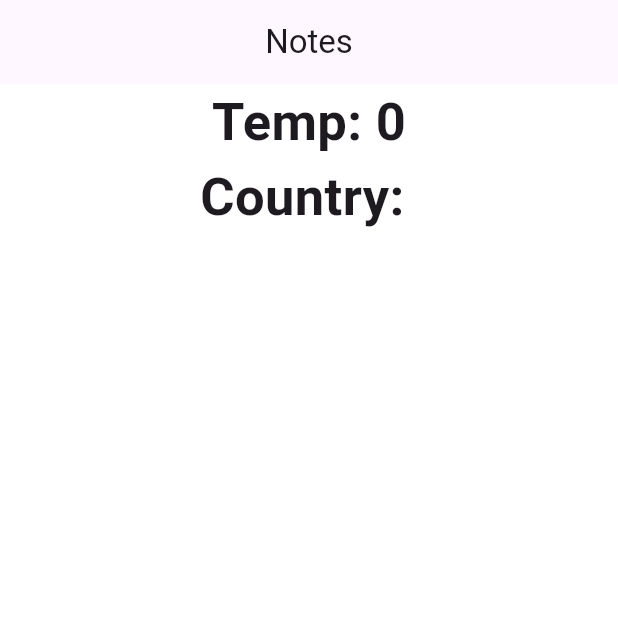
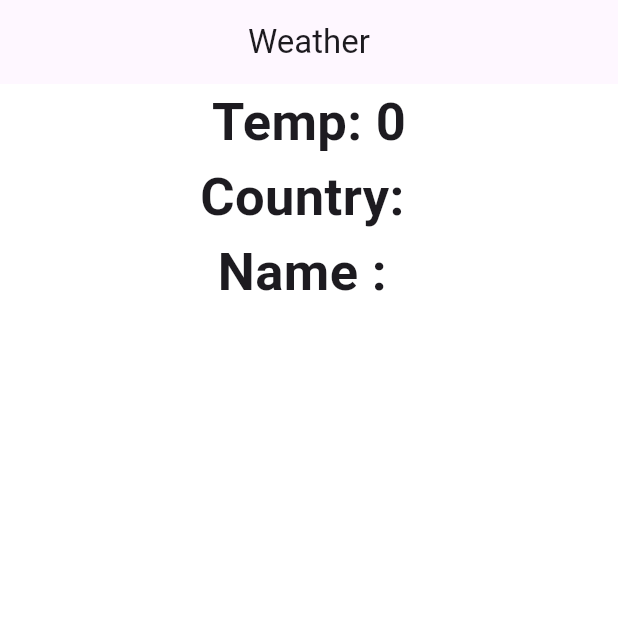
Before and after one commit to AzizbekNormurodov/Rest_Api_Weather, a Flutter app: the screen it shows after launch, on a phone screen of 412 x 824 dp, the top half of it. Run offline on Flutter 3.47's test engine with Material 2 defaults, Android fonts, the phone set to English and light mode, and no system bars; our stand-ins replace equatable, flutter_bloc; network calls fail.

Commit message:
second commit

```diff
--- a/lib/bloc/mote_state.dart
+++ b/lib/bloc/mote_state.dart
@@ -3,12 +3,13 @@ part of 'note_bloc.dart';
 class NoteState extends Equatable {
   final num temp;
   final String country;
+  final String name;
 
-   const NoteState({required this.temp, required this.country});
-  NoteState copyWith({num? temp, String? country}) {
-    return NoteState(temp: temp ?? this.temp, country: country ?? this.country);
+   const NoteState({required this.temp, required this.country, required this.name});
+  NoteState copyWith({num? temp, String? country, String? name}) {
+    return NoteState(temp: temp ?? this.temp, country: country ?? this.country, name: name ?? this.name);
   }
   @override
-  List<Object?> get props => [temp, country];
+  List<Object?> get props => [temp, country, name];
 
 }
--- a/lib/bloc/note_bloc.dart
+++ b/lib/bloc/note_bloc.dart
@@ -8,13 +8,13 @@ part 'note_event.dart';
 part 'mote_state.dart';
 
 class NoteBloc extends Bloc<NoteEvent,NoteState> {
-  NoteBloc () : super (NoteState(temp: 0, country: "")) {
+  NoteBloc () : super (NoteState(temp: 0, country: "", name: "")) {
     on<NoteNetworkEvent>(netWork);
   }
 
   Future<void> netWork(NoteNetworkEvent event, Emitter<NoteState> emit)  async {
   final response = await ApiClient.initance.getWeather();
-    emit(state.copyWith(temp: response.main?.temp ?? 0, country: response.sys?.country ?? ""));
+    emit(state.copyWith(temp: response.main?.temp ?? 0, country: response.sys?.country ?? "",name: response?.name));
 
   }
 }
--- a/lib/bloc/note_event.dart
+++ b/lib/bloc/note_event.dart
@@ -5,7 +5,7 @@ abstract class NoteEvent extends Equatable {
 }
 
 class NoteNetworkEvent extends NoteEvent {
-  const NoteNetworkEvent ();
+   NoteNetworkEvent ();
   @override
   List<Object?> get props => [];
 }
--- a/lib/home_page.dart
+++ b/lib/home_page.dart
@@ -26,7 +26,7 @@ class _HomePageState extends State<HomePage> {
     return Scaffold(
       backgroundColor: Colors.white,
       appBar: AppBar( centerTitle: true,
-        title: Text("Notes"),
+        title: Text("Weather"),
       ),
 
       body: Center(
@@ -34,6 +34,7 @@ class _HomePageState extends State<HomePage> {
           children: [
             Text("Temp: ${context.select((NoteBloc bloc) => bloc.state.temp)}", style: TextStyle(fontSize: 35, fontWeight: FontWeight.w600),),
             Text("Country: ${context.select((NoteBloc bloc) => bloc.state.country)}", style: TextStyle(fontSize: 35, fontWeight: FontWeight.w600),),
+            Text("Name : ${context.select((NoteBloc bloc) => bloc.state.name)}", style: TextStyle(fontSize: 35, fontWeight: FontWeight.w600),),
           ],
         ),
       ),
--- a/lib/model/weather_response.dart
+++ b/lib/model/weather_response.dart
@@ -103,6 +103,7 @@ class Sys {
   String? country;
   num? sunrise;
   num? sunset;
+
 
   Map<String, dynamic> toJson() {
     final map = <String, dynamic>{};
```
